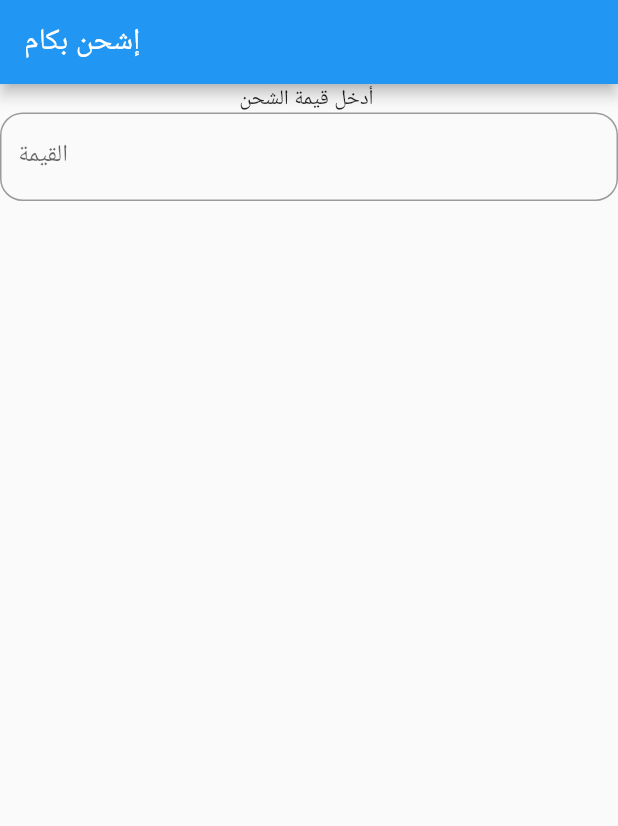
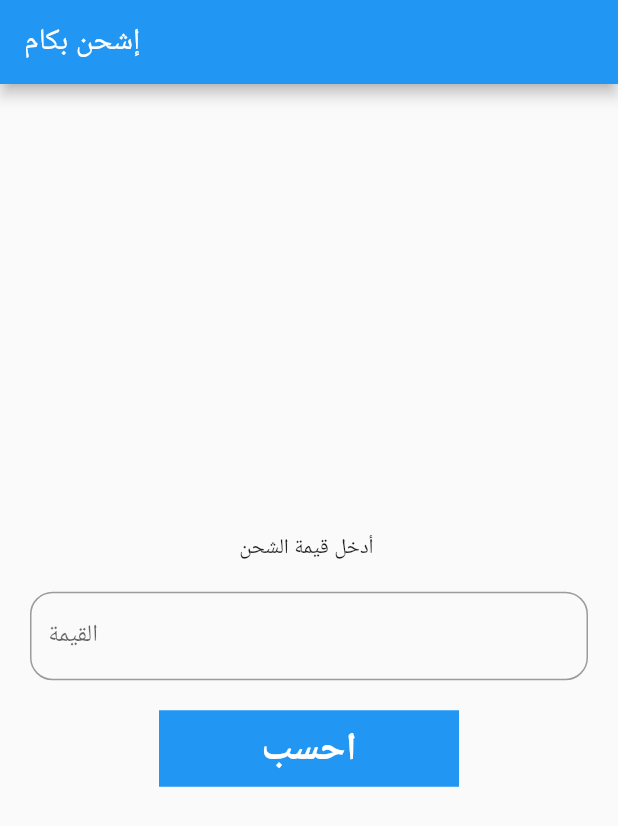
Before and after one commit to Alihassan20/charging_count, a Flutter app: the screen it shows after launch, on a phone screen of 412 x 824 dp. Shown: the top 826 px of the screen. Run offline on Flutter 3.47's test engine with Material 2 defaults, Android fonts, the phone set to English and light mode, and no system bars.

Commit message:
final commet

```diff
--- a/lib/feature/charging_page/view.dart
+++ b/lib/feature/charging_page/view.dart
@@ -1,3 +1,4 @@
+import 'package:charging_count/feature/charging_page/resuit/view.dart';
 import 'package:flutter/material.dart';
 
 class ChargingPage extends StatefulWidget {
@@ -8,24 +9,70 @@ class ChargingPage extends StatefulWidget {
 }
 
 class _ChargingPageState extends State<ChargingPage> {
+  TextEditingController _controller = TextEditingController();
+  var value;
+  late double charge;
+  late double pound;
+
   @override
   Widget build(BuildContext context) {
     return Scaffold(
       appBar: AppBar(
         title: const Text("إشحن بكام"),
       ),
-      body: Column(
+      body: Center(
+        child: Padding(
+          padding: const EdgeInsets.all(20.0),
+          child: SingleChildScrollView(
+            child: Column(
+              mainAxisAlignment: MainAxisAlignment.center,
               children: [
                 Text("أدخل قيمة الشحن "),
+                SizedBox(height: 20),
                 TextField(
+                  controller: _controller,
                   decoration: InputDecoration(
                     labelText: 'القيمة',
                     border: OutlineInputBorder(
                       borderRadius: BorderRadius.circular(15)
                     )
                   ),
+                ),
+                SizedBox(height: 20),
+                Container(
+                  width: 200,
+                  color: Colors.blue,
+                  child: TextButton(
+                      onPressed: () {
+                        value = _controller.text;
+                        value = double.parse(value);
+                        charge = value * (70 / 100);
+                        pound = value * 100 / 70;
+                        Navigator.push(
+                          context,
+                          MaterialPageRoute(
+                            builder: (context) => ChargingResult(
+                                value: value.toString(),
+                                pound: pound,
+                                charge: charge),
+                          ),
+                        );
+                        //amountController.text=charge.toString();
+                      },
+                      child: const Text(
+                        'احسب',
+                        style: TextStyle(
+                          fontSize: 26,
+                          fontWeight: FontWeight.bold,
+                          color: Colors.white,
+                        ),
+                      )),
                 )
+
               ],
+            ),
+          ),
+        ),
       ),
     );
   }
--- a/lib/main.dart
+++ b/lib/main.dart
@@ -13,6 +13,7 @@ class MyApp extends StatelessWidget {
   @override
   Widget build(BuildContext context) {
     return MaterialApp(
+      debugShowCheckedModeBanner: false,
       title: 'Flutter Demo',
       theme: ThemeData(
 
```
Also changed, not shown: lib/feature/charging_page/resuit/view.dart (added, +83 -0 lines). Lines whose indentation alone changed are shown as unchanged.
